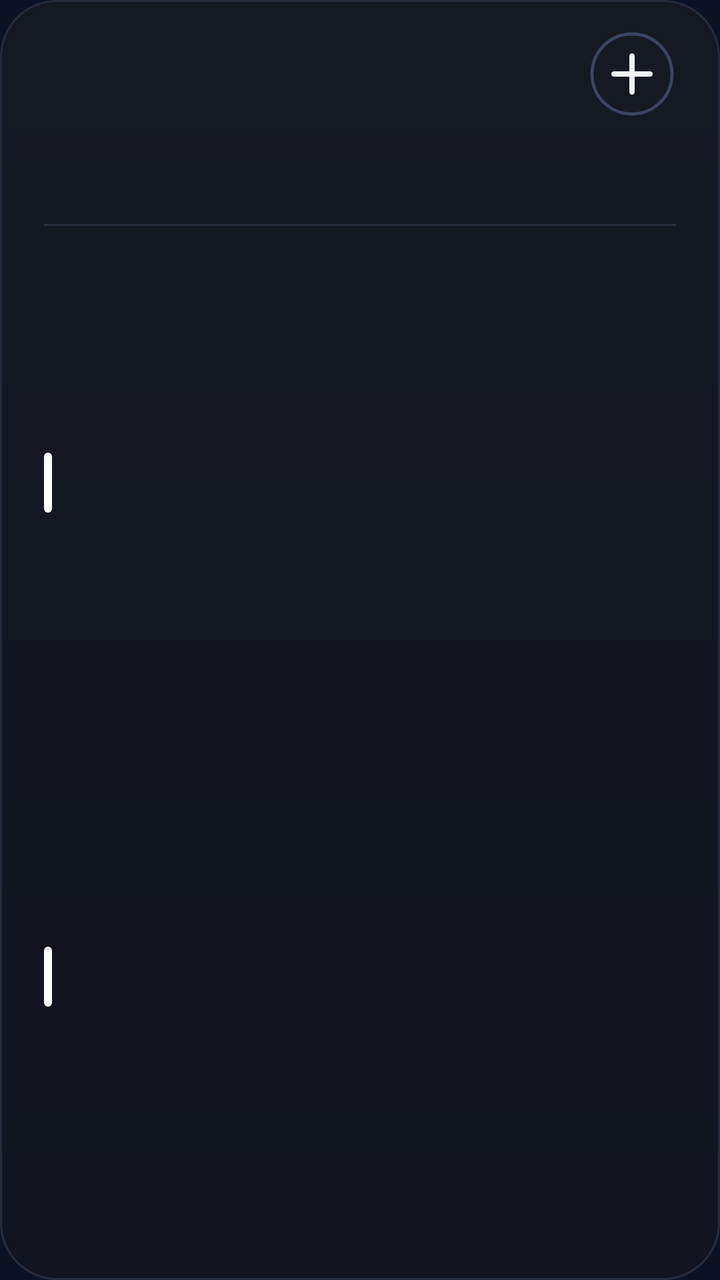
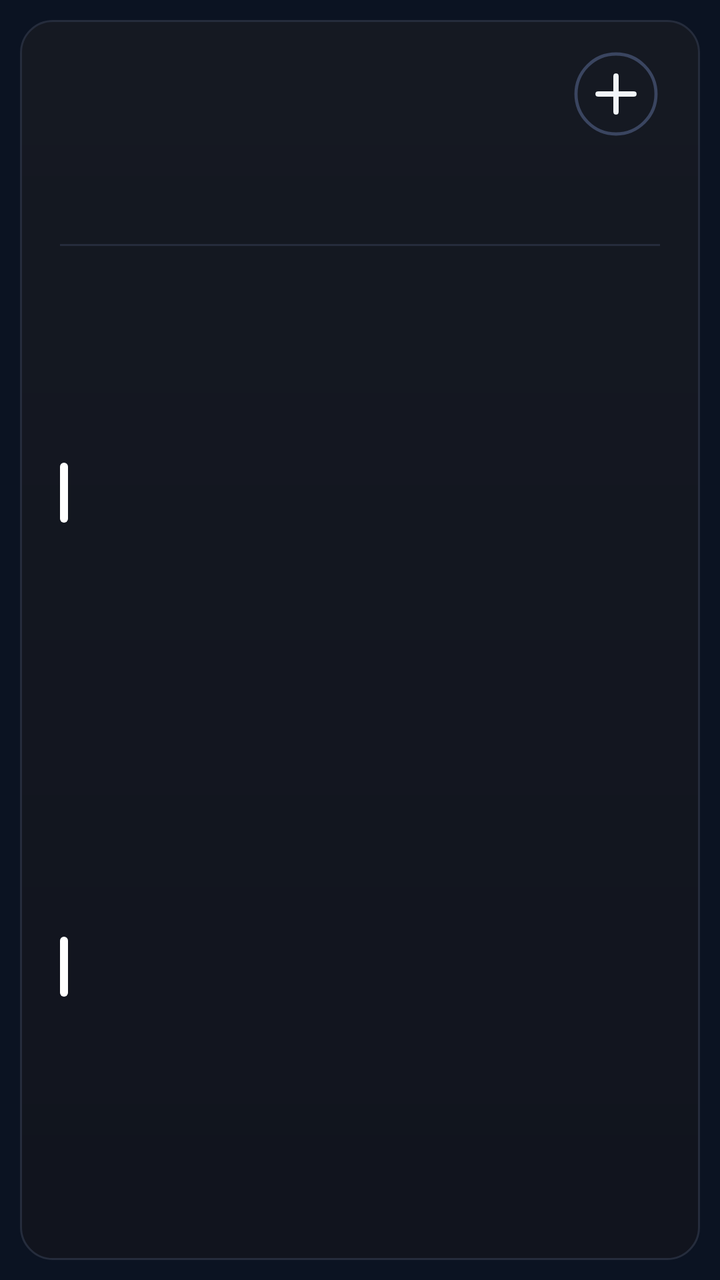

An Android layout rendered at two revisions. The XML below is the earlier revision; the diff shows what the commit changed to produce the second picture.
<!-- AndroidManifest.xml: application theme AppTheme -->
<!-- res/layout/cal_k2.xml -->
<?xml version="1.0" encoding="utf-8"?>
<FrameLayout xmlns:android="http://schemas.android.com/apk/res/android"
    android:id="@+id/root"
    android:layout_width="match_parent"
    android:layout_height="match_parent"
    android:padding="0dp">

    <LinearLayout
        android:id="@+id/panel"
        android:layout_width="match_parent"
        android:layout_height="match_parent"
        android:background="@drawable/cal_panel"
        android:orientation="vertical"
        android:paddingStart="22dp"
        android:paddingTop="13dp"
        android:paddingEnd="22dp"
        android:paddingBottom="14dp">

        
        <LinearLayout
            android:layout_width="match_parent"
            android:layout_height="48dp"
            android:gravity="center_vertical"
            android:orientation="horizontal">
        <ImageView
            android:id="@+id/cal_day"
            android:layout_width="wrap_content"
            android:layout_height="47dp"
            android:adjustViewBounds="true"
            android:scaleType="fitStart" />

            <LinearLayout
                android:layout_width="0dp"
                android:layout_height="wrap_content"
                android:layout_marginStart="12dp"
                android:layout_weight="1"
                android:orientation="vertical">
                <ImageView
                    android:id="@+id/cal_month"
                    android:layout_width="match_parent"
                    android:layout_height="23dp"
                    android:adjustViewBounds="true"
                    android:scaleType="fitStart" />
                <ImageView
                    android:id="@+id/cal_sub"
                    android:layout_width="match_parent"
                    android:layout_height="16dp"
                    android:adjustViewBounds="true"
                    android:layout_marginTop="2dp"
                    android:scaleType="fitStart" />
            </LinearLayout>

            <ImageView
                android:id="@+id/btn_add"
                android:layout_width="44dp"
                android:layout_height="44dp"
                android:contentDescription="New event"
                android:src="@drawable/ic_cal_add" />
        </LinearLayout>

        
        <LinearLayout
            android:layout_width="match_parent"
            android:layout_height="44dp"
            android:layout_marginTop="2dp"
            android:orientation="horizontal">
            <LinearLayout
                android:layout_width="0dp"
                android:layout_height="match_parent"
                android:layout_weight="1"
                android:gravity="center_horizontal"
                android:orientation="vertical">
                <ImageView
                    android:id="@+id/wk_label_0"
                    android:layout_width="wrap_content"
                    android:layout_height="14dp"
                    android:adjustViewBounds="true"
                    android:scaleType="fitCenter" />
                <ImageView
                    android:id="@+id/wk_num_0"
                    android:layout_width="26dp"
                    android:layout_height="26dp"
                    android:adjustViewBounds="true"
                    android:layout_marginTop="3dp"
                    android:scaleType="fitCenter" />
            </LinearLayout>
            <LinearLayout
                android:layout_width="0dp"
                android:layout_height="match_parent"
                android:layout_weight="1"
                android:gravity="center_horizontal"
                android:orientation="vertical">
                <ImageView
                    android:id="@+id/wk_label_1"
                    android:layout_width="wrap_content"
                    android:layout_height="14dp"
                    android:adjustViewBounds="true"
                    android:scaleType="fitCenter" />
                <ImageView
                    android:id="@+id/wk_num_1"
                    android:layout_width="26dp"
                    android:layout_height="26dp"
                    android:adjustViewBounds="true"
                    android:layout_marginTop="3dp"
                    android:scaleType="fitCenter" />
            </LinearLayout>
            <LinearLayout
                android:layout_width="0dp"
                android:layout_height="match_parent"
                android:layout_weight="1"
                android:gravity="center_horizontal"
                android:orientation="vertical">
                <ImageView
                    android:id="@+id/wk_label_2"
                    android:layout_width="wrap_content"
                    android:layout_height="14dp"
                    android:adjustViewBounds="true"
                    android:scaleType="fitCenter" />
                <ImageView
                    android:id="@+id/wk_num_2"
                    android:layout_width="26dp"
                    android:layout_height="26dp"
                    android:adjustViewBounds="true"
                    android:layout_marginTop="3dp"
                    android:scaleType="fitCenter" />
            </LinearLayout>
            <LinearLayout
                android:layout_width="0dp"
                android:layout_height="match_parent"
                android:layout_weight="1"
                android:gravity="center_horizontal"
                android:orientation="vertical">
                <ImageView
                    android:id="@+id/wk_label_3"
                    android:layout_width="wrap_content"
                    android:layout_height="14dp"
                    android:adjustViewBounds="true"
                    android:scaleType="fitCenter" />
                <ImageView
                    android:id="@+id/wk_num_3"
                    android:layout_width="26dp"
                    android:layout_height="26dp"
                    android:adjustViewBounds="true"
                    android:layout_marginTop="3dp"
                    android:scaleType="fitCenter" />
            </LinearLayout>
            <LinearLayout
                android:layout_width="0dp"
                android:layout_height="match_parent"
                android:layout_weight="1"
                android:gravity="center_horizontal"
                android:orientation="vertical">
                <ImageView
                    android:id="@+id/wk_label_4"
                    android:layout_width="wrap_content"
                    android:layout_height="14dp"
                    android:adjustViewBounds="true"
                    android:scaleType="fitCenter" />
                <ImageView
                    android:id="@+id/wk_num_4"
                    android:layout_width="26dp"
                    android:layout_height="26dp"
                    android:adjustViewBounds="true"
                    android:layout_marginTop="3dp"
                    android:scaleType="fitCenter" />
            </LinearLayout>
            <LinearLayout
                android:layout_width="0dp"
                android:layout_height="match_parent"
                android:layout_weight="1"
                android:gravity="center_horizontal"
                android:orientation="vertical">
                <ImageView
                    android:id="@+id/wk_label_5"
                    android:layout_width="wrap_content"
                    android:layout_height="14dp"
                    android:adjustViewBounds="true"
                    android:scaleType="fitCenter" />
                <ImageView
                    android:id="@+id/wk_num_5"
                    android:layout_width="26dp"
                    android:layout_height="26dp"
                    android:adjustViewBounds="true"
                    android:layout_marginTop="3dp"
                    android:scaleType="fitCenter" />
            </LinearLayout>
            <LinearLayout
                android:layout_width="0dp"
                android:layout_height="match_parent"
                android:layout_weight="1"
                android:gravity="center_horizontal"
                android:orientation="vertical">
                <ImageView
                    android:id="@+id/wk_label_6"
                    android:layout_width="wrap_content"
                    android:layout_height="14dp"
                    android:adjustViewBounds="true"
                    android:scaleType="fitCenter" />
                <ImageView
                    android:id="@+id/wk_num_6"
                    android:layout_width="26dp"
                    android:layout_height="26dp"
                    android:adjustViewBounds="true"
                    android:layout_marginTop="3dp"
                    android:scaleType="fitCenter" />
            </LinearLayout>
        </LinearLayout>

        <ImageView
            android:layout_width="match_parent"
            android:layout_height="1dp"
            android:layout_marginTop="5dp"
            android:layout_marginBottom="5dp"
            android:scaleType="fitXY"
            android:src="@drawable/cal_divider" />

        
        <LinearLayout
            android:layout_width="match_parent"
            android:layout_height="0dp"
            android:layout_weight="1"
            android:orientation="vertical">
        <LinearLayout
            android:id="@+id/cal_row_0"
            android:layout_width="match_parent"
            android:layout_height="0dp"
            android:layout_weight="1"
            android:gravity="center_vertical"
            android:orientation="horizontal">

            <ImageView
                android:id="@+id/cal_bar_0"
                android:layout_width="4dp"
                android:layout_height="30dp"
                android:layout_marginEnd="11dp"
                android:scaleType="fitXY"
                android:src="@drawable/cal_bar" />

            <LinearLayout
                android:layout_width="0dp"
                android:layout_height="wrap_content"
                android:layout_weight="1"
                android:orientation="vertical">

                <LinearLayout
                    android:layout_width="match_parent"
                    android:layout_height="wrap_content"
                    android:orientation="horizontal">
                    <ImageView
                        android:id="@+id/cal_time_0"
                        android:layout_width="wrap_content"
                        android:layout_height="16dp"
                        android:adjustViewBounds="true"
                        android:scaleType="fitStart" />
                    <ImageView
                        android:id="@+id/cal_hint_0"
                        android:layout_width="wrap_content"
                        android:layout_height="16dp"
                        android:adjustViewBounds="true"
                        android:layout_marginStart="9dp"
                        android:scaleType="fitStart" />
                </LinearLayout>
                <ImageView
                    android:id="@+id/cal_title_0"
                    android:layout_width="match_parent"
                    android:layout_height="22dp"
                    android:adjustViewBounds="true"
                    android:layout_marginTop="1dp"
                    android:scaleType="fitStart" />
            </LinearLayout>
        </LinearLayout>
        <LinearLayout
            android:id="@+id/cal_row_1"
            android:layout_width="match_parent"
            android:layout_height="0dp"
            android:layout_weight="1"
            android:gravity="center_vertical"
            android:orientation="horizontal">

            <ImageView
                android:id="@+id/cal_bar_1"
                android:layout_width="4dp"
                android:layout_height="30dp"
                android:layout_marginEnd="11dp"
                android:scaleType="fitXY"
                android:src="@drawable/cal_bar" />

            <LinearLayout
                android:layout_width="0dp"
                android:layout_height="wrap_content"
                android:layout_weight="1"
                android:orientation="vertical">

                <LinearLayout
                    android:layout_width="match_parent"
                    android:layout_height="wrap_content"
                    android:orientation="horizontal">
                    <ImageView
                        android:id="@+id/cal_time_1"
                        android:layout_width="wrap_content"
                        android:layout_height="16dp"
                        android:adjustViewBounds="true"
                        android:scaleType="fitStart" />
                    <ImageView
                        android:id="@+id/cal_hint_1"
                        android:layout_width="wrap_content"
                        android:layout_height="16dp"
                        android:adjustViewBounds="true"
                        android:layout_marginStart="9dp"
                        android:scaleType="fitStart" />
                </LinearLayout>
                <ImageView
                    android:id="@+id/cal_title_1"
                    android:layout_width="match_parent"
                    android:layout_height="22dp"
                    android:adjustViewBounds="true"
                    android:layout_marginTop="1dp"
                    android:scaleType="fitStart" />
            </LinearLayout>
        </LinearLayout>
        </LinearLayout>
        <ImageView
            android:id="@+id/cal_more"
            android:layout_width="match_parent"
            android:layout_height="14dp"
            android:adjustViewBounds="true"
            android:scaleType="fitEnd" />
    </LinearLayout>
</FrameLayout>
<!-- resources referenced by this layout -->
<resources>
  <!-- drawable cal_bar (drawable) -->
  <?xml version="1.0" encoding="utf-8"?>
  <shape xmlns:android="http://schemas.android.com/apk/res/android" android:shape="rectangle">
      <solid android:color="#FFFFFFFF" />
      <corners android:radius="2dp" />
  </shape>
  <!-- drawable cal_divider (drawable) -->
  <?xml version="1.0" encoding="utf-8"?>
  <shape xmlns:android="http://schemas.android.com/apk/res/android" android:shape="rectangle">
      <solid android:color="#FF252C3C" />
  </shape>
  <!-- drawable cal_panel (drawable) -->
  <?xml version="1.0" encoding="utf-8"?>
  <shape xmlns:android="http://schemas.android.com/apk/res/android" android:shape="rectangle">
      <gradient android:angle="270" android:startColor="#FF151922" android:endColor="#FF11141E" />
      <stroke android:width="1dp" android:color="#FF252C3C" />
      <corners android:radius="@dimen/widget_radius" />
  </shape>
  <!-- drawable ic_cal_add (drawable) -->
  <?xml version="1.0" encoding="utf-8"?>
  <vector xmlns:android="http://schemas.android.com/apk/res/android"
      android:width="44dp"
      android:height="44dp"
      android:viewportWidth="44"
      android:viewportHeight="44">
      <path
          android:pathData="M22,22m-20,0a20,20 0,1 1,40 0a20,20 0,1 1,-40 0"
          android:strokeColor="#FF3A4560"
          android:strokeWidth="1.6" />
      <path
          android:pathData="M13,22L31,22M22,13L22,31"
          android:strokeColor="#FFF1F5F9"
          android:strokeLineCap="round"
          android:strokeWidth="2.6" />
  </vector>
  <style name="AppTheme" parent="@android:style/Theme.DeviceDefault.NoActionBar">
          <item name="android:colorAccent">#DF8B35</item>
          <item name="android:colorControlActivated">#DF8B35</item>
          <item name="android:windowBackground">#0B1322</item>
          <item name="android:statusBarColor">#0E111A</item>
          <item name="android:navigationBarColor">#0B1322</item>
          <item name="android:textColorHint">#718096</item>
      </style>
  <dimen name="widget_radius">20dp</dimen>
</resources>

<!-- the commit's change to res/layout/cal_k2.xml (unified diff, before → after) -->
@@ -3,7 +3,7 @@
     android:id="@+id/root"
     android:layout_width="match_parent"
     android:layout_height="match_parent"
-    android:padding="0dp">
+    android:padding="10dp">
 
     <LinearLayout
         android:id="@+id/panel"
@@ -11,9 +11,9 @@
         android:layout_height="match_parent"
         android:background="@drawable/cal_panel"
         android:orientation="vertical"
-        android:paddingStart="22dp"
+        android:paddingStart="20dp"
         android:paddingTop="13dp"
-        android:paddingEnd="22dp"
+        android:paddingEnd="20dp"
         android:paddingBottom="14dp">
 
         
<!-- resource entries referenced after the edit -->
@@ -43,6 +43,6 @@
           <item name="android:navigationBarColor">#0B1322</item>
           <item name="android:textColorHint">#718096</item>
       </style>
-  <dimen name="widget_radius">20dp</dimen>
+  <dimen name="widget_radius">16dp</dimen>
 </resources>
 
